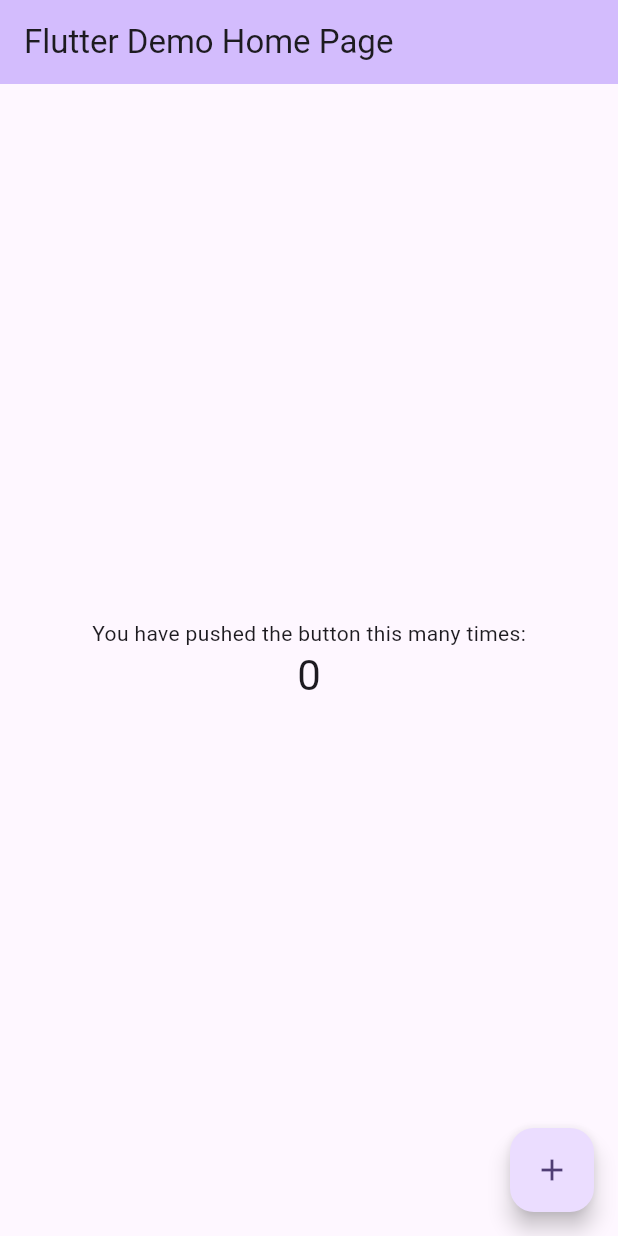
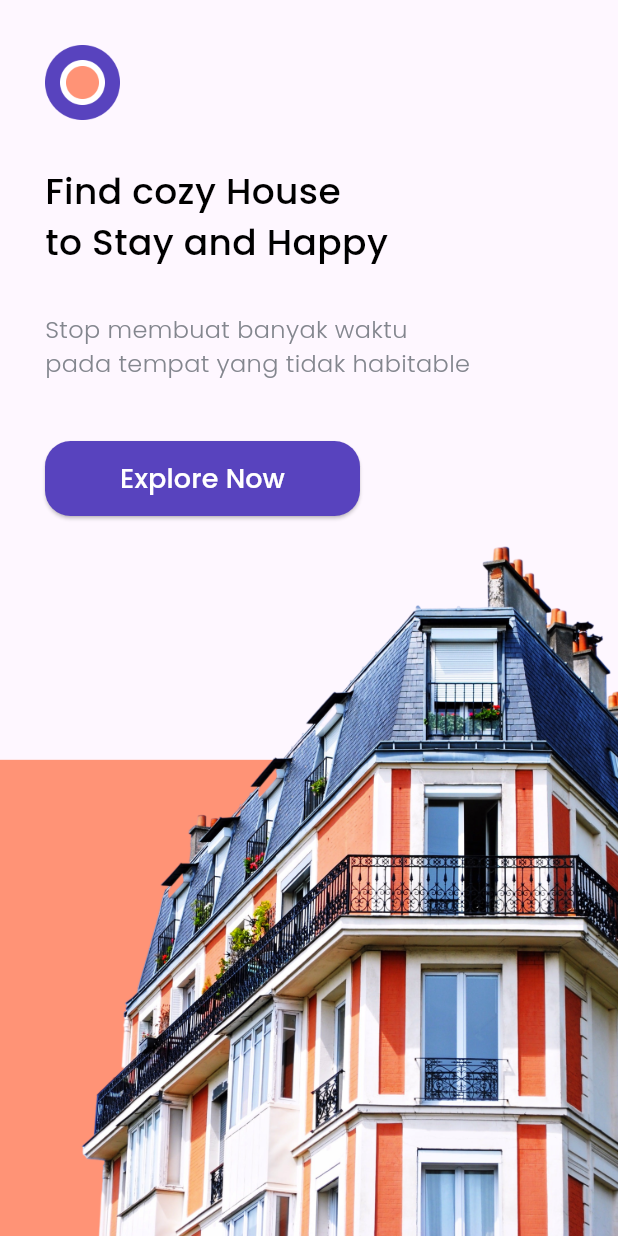
Before and after one commit to yosadade/kos_cozy, a Flutter app: the screen it shows after launch, on a phone screen of 412 x 824 dp. Run offline on Flutter 3.47's test engine with Material 3 defaults, Android fonts, the phone set to English and light mode, and no system bars; our stand-ins replace google_fonts.

Commit message:
feat: add ui splash page

```diff
--- a/lib/main.dart
+++ b/lib/main.dart
@@ -1,3 +1,5 @@
+import 'package:cozy/pages/splash_page.dart';
+import 'package:cozy/theme.dart';
 import 'package:flutter/material.dart';
 
 void main() {
@@ -7,119 +9,10 @@ void main() {
 class MyApp extends StatelessWidget {
   const MyApp({super.key});
 
-  // This widget is the root of your application.
   @override
   Widget build(BuildContext context) {
-    return MaterialApp(
-      title: 'Flutter Demo',
-      theme: ThemeData(
-        // This is the theme of your application.
-        //
-        // TRY THIS: Try running your application with "flutter run". You'll see
-        // the application has a purple toolbar. Then, without quitting the app,
-        // try changing the seedColor in the colorScheme below to Colors.green
-        // and then invoke "hot reload" (save your changes or press the "hot
-        // reload" button in a Flutter-supported IDE, or press "r" if you used
-        // the command line to start the app).
-        //
-        // Notice that the counter didn't reset back to zero; the application
-        // state is not lost during the reload. To reset the state, use hot
-        // restart instead.
-        //
-        // This works for code too, not just values: Most code changes can be
-        // tested with just a hot reload.
-        colorScheme: ColorScheme.fromSeed(seedColor: Colors.deepPurple),
-        useMaterial3: true,
-      ),
-      home: const MyHomePage(title: 'Flutter Demo Home Page'),
+    return const MaterialApp(
+      home: SplashPage(),
     );
   }
 }
-
-class MyHomePage extends StatefulWidget {
-  const MyHomePage({super.key, required this.title});
-
-  // This widget is the home page of your application. It is stateful, meaning
-  // that it has a State object (defined below) that contains fields that affect
-  // how it looks.
-
-  // This class is the configuration for the state. It holds the values (in this
-  // case the title) provided by the parent (in this case the App widget) and
-  // used by the build method of the State. Fields in a Widget subclass are
-  // always marked "final".
-
-  final String title;
-
-  @override
-  State<MyHomePage> createState() => _MyHomePageState();
-}
-
-class _MyHomePageState extends State<MyHomePage> {
-  int _counter = 0;
-
-  void _incrementCounter() {
-    setState(() {
-      // This call to setState tells the Flutter framework that something has
-      // changed in this State, which causes it to rerun the build method below
-      // so that the display can reflect the updated values. If we changed
-      // _counter without calling setState(), then the build method would not be
-      // called again, and so nothing would appear to happen.
-      _counter++;
-    });
-  }
-
-  @override
-  Widget build(BuildContext context) {
-    // This method is rerun every time setState is called, for instance as done
-    // by the _incrementCounter method above.
-    //
-    // The Flutter framework has been optimized to make rerunning build methods
-    // fast, so that you can just rebuild anything that needs updating rather
-    // than having to individually change instances of widgets.
-    return Scaffold(
-      appBar: AppBar(
-        // TRY THIS: Try changing the color here to a specific color (to
-        // Colors.amber, perhaps?) and trigger a hot reload to see the AppBar
-        // change color while the other colors stay the same.
-        backgroundColor: Theme.of(context).colorScheme.inversePrimary,
-        // Here we take the value from the MyHomePage object that was created by
-        // the App.build method, and use it to set our appbar title.
-        title: Text(widget.title),
-      ),
-      body: Center(
-        // Center is a layout widget. It takes a single child and positions it
-        // in the middle of the parent.
-        child: Column(
-          // Column is also a layout widget. It takes a list of children and
-          // arranges them vertically. By default, it sizes itself to fit its
-          // children horizontally, and tries to be as tall as its parent.
-          //
-          // Column has various properties to control how it sizes itself and
-          // how it positions its children. Here we use mainAxisAlignment to
-          // center the children vertically; the main axis here is the vertical
-          // axis because Columns are vertical (the cross axis would be
-          // horizontal).
-          //
-          // TRY THIS: Invoke "debug painting" (choose the "Toggle Debug Paint"
-          // action in the IDE, or press "p" in the console), to see the
-          // wireframe for each widget.
-          mainAxisAlignment: MainAxisAlignment.center,
-          children: <Widget>[
-            const Text(
-              'You have pushed the button this many times:',
-            ),
-            Text(
-              '$_counter',
-              style: Theme.of(context).textTheme.headlineMedium,
-            ),
-          ],
-        ),
-      ),
-      floatingActionButton: FloatingActionButton(
-        onPressed: _incrementCounter,
-        tooltip: 'Increment',
-        child: const Icon(Icons.add),
-      ), // This trailing comma makes auto-formatting nicer for build methods.
-    );
-  }
-}
--- /dev/null
+++ b/lib/pages/splash_page.dart
@@ -0,0 +1,66 @@
+import 'package:cozy/theme.dart';
+import 'package:flutter/material.dart';
+
+class SplashPage extends StatelessWidget {
+  const SplashPage({super.key});
+
+  @override
+  Widget build(BuildContext context) {
+    return Scaffold(
+      body: SafeArea(
+          child: Stack(
+        children: [
+          Align(
+            alignment: Alignment.bottomCenter,
+            child: Image.asset('assets/splash.png'),
+          ),
+          Padding(
+            padding: const EdgeInsets.only(top: 30, left: 30),
+            child: Column(
+              crossAxisAlignment: CrossAxisAlignment.start,
+              children: [
+                Container(
+                  height: 50,
+                  width: 50,
+                  decoration: const BoxDecoration(
+                      image: DecorationImage(
+                          image: AssetImage('assets/logo.png'))),
+                ),
+                const SizedBox(
+                  height: 30,
+                ),
+                Text(
+                  'Find cozy House \nto Stay and Happy',
+                  style: blackTextStyle.copyWith(fontSize: 24),
+                ),
+                const SizedBox(
+                  height: 30,
+                ),
+                Text(
+                    'Stop membuat banyak waktu\npada tempat yang tidak habitable',
+                    style: greyTextStyle.copyWith(fontSize: 16)),
+                const SizedBox(height: 40),
+                SizedBox(
+                  width: 210,
+                  height: 50,
+                  child: ElevatedButton(
+                      onPressed: () {},
+                      style: ButtonStyle(
+                          backgroundColor:
+                              MaterialStateProperty.all(purpleColor),
+                          shape: MaterialStateProperty.all(
+                              RoundedRectangleBorder(
+                                  borderRadius: BorderRadius.circular(17)))),
+                      child: Text(
+                        'Explore Now',
+                        style: whiteTextStyle.copyWith(fontSize: 18),
+                      )),
+                )
+              ],
+            ),
+          ),
+        ],
+      )),
+    );
+  }
+}
--- /dev/null
+++ b/lib/theme.dart
@@ -0,0 +1,28 @@
+import 'package:flutter/material.dart';
+import 'package:google_fonts/google_fonts.dart';
+
+Color purpleColor = const Color(0xff5843be);
+Color orangeColor = const Color(0xffFF9376);
+Color blackColor = const Color(0xff000000);
+Color whiteColor = const Color(0xffFFFFFF);
+Color greyColor = const Color(0xff83868e);
+
+TextStyle blackTextStyle = GoogleFonts.poppins(
+  fontWeight: FontWeight.w500,
+  color: blackColor,
+);
+
+TextStyle whiteTextStyle = GoogleFonts.poppins(
+  fontWeight: FontWeight.w500,
+  color: whiteColor,
+);
+
+TextStyle greyTextStyle = GoogleFonts.poppins(
+  fontWeight: FontWeight.w300,
+  color: greyColor,
+);
+
+TextStyle purpleTextStyle = GoogleFonts.poppins(
+  fontWeight: FontWeight.w500,
+  color: purpleColor,
+);
```
Also changed, not shown: pubspec.yaml (+8 -19 lines), pubspec.lock, 1 other file.
